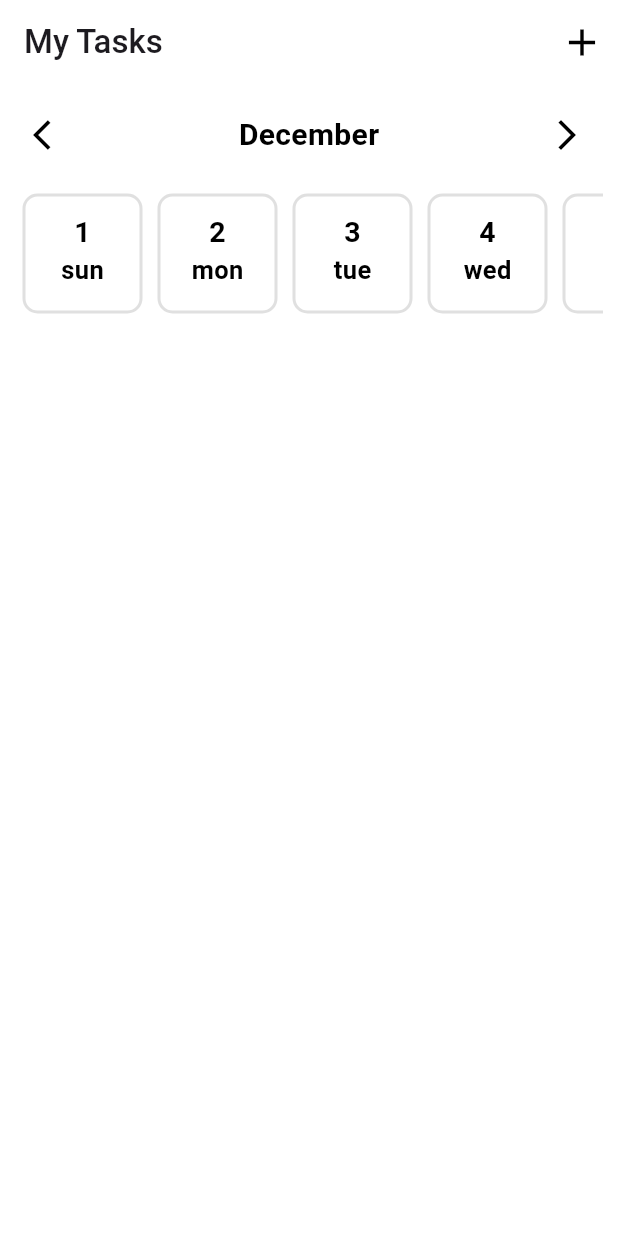
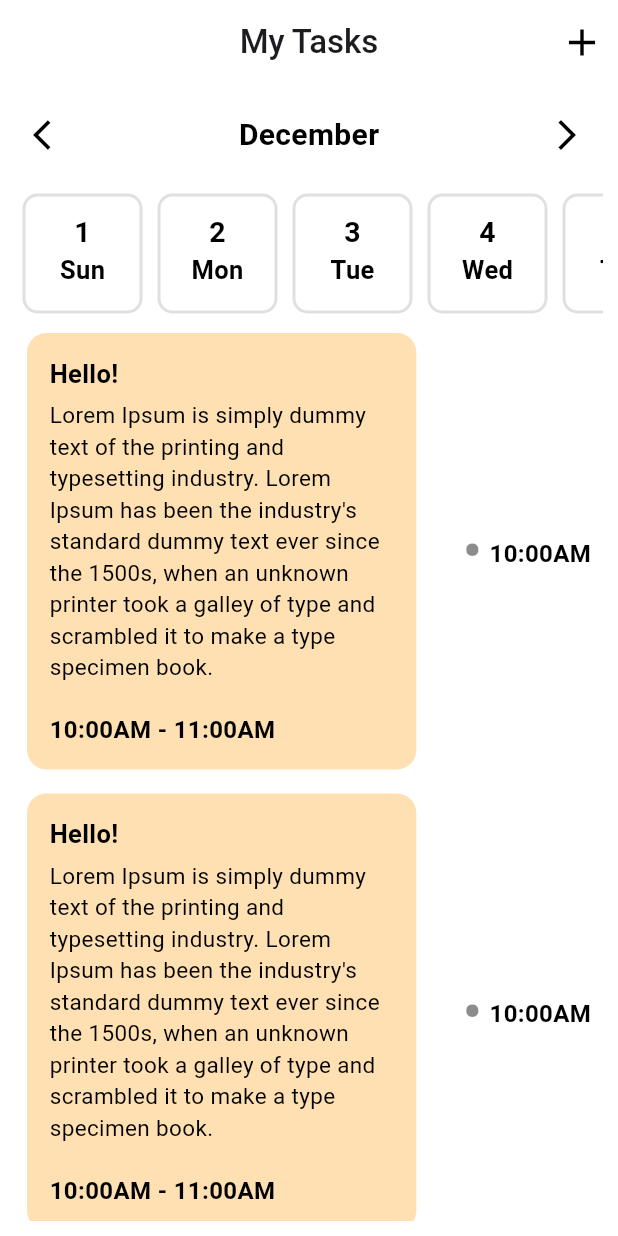
Before and after one commit to Debojyotibabai/task-manager-flutter, a Flutter app: the screen it shows after launch, on a phone screen of 412 x 824 dp. Run offline on Flutter 3.47's test engine with Material 3 defaults, Android fonts, the phone set to English and light mode, and no system bars; our stand-ins replace dio, flutter_bloc, fpdart, get_it, shared_preferences.

Commit message:
home page design done

```diff
--- a/app/lib/features/home/presentation/pages/home_page.dart
+++ b/app/lib/features/home/presentation/pages/home_page.dart
@@ -1,4 +1,5 @@
 import 'package:app/features/home/presentation/widgets/calendar.dart';
+import 'package:app/features/home/presentation/widgets/task_card.dart';
 import 'package:flutter/material.dart';
 
 class HomePage extends StatelessWidget {
@@ -15,6 +16,7 @@ class HomePage extends StatelessWidget {
             fontWeight: FontWeight.w500,
           ),
         ),
+        centerTitle: true,
         actions: [
           IconButton(
             onPressed: () {},
@@ -29,8 +31,16 @@ class HomePage extends StatelessWidget {
       body: Padding(
         padding: const EdgeInsets.all(10),
         child: Column(
+          mainAxisAlignment: MainAxisAlignment.start,
+          crossAxisAlignment: CrossAxisAlignment.start,
           children: [
             Calendar(),
+            Expanded(
+              child: ListView.builder(
+                itemCount: 5,
+                itemBuilder: (context, index) => TaskCard(),
+              ),
+            ),
           ],
         ),
       ),
--- a/app/lib/features/home/presentation/widgets/calendar.dart
+++ b/app/lib/features/home/presentation/widgets/calendar.dart
@@ -30,7 +30,7 @@ class _CalendarState extends State<Calendar> {
 
     for (int i = 1; i <= totalDays; i++) {
       DateTime currentDate = DateTime(now.year, selectedMonth!, i);
-      String weekday = DateFormat('E').format(currentDate).toLowerCase();
+      String weekday = DateFormat('E').format(currentDate);
       result.add({weekday: i});
     }
 
--- /dev/null
+++ b/app/lib/features/home/presentation/widgets/task_card.dart
@@ -0,0 +1,84 @@
+import 'package:flutter/material.dart';
+
+class TaskCard extends StatelessWidget {
+  const TaskCard({super.key});
+
+  @override
+  Widget build(BuildContext context) {
+    return Container(
+      margin: EdgeInsets.all(8),
+      child: Row(
+        mainAxisAlignment: MainAxisAlignment.spaceBetween,
+        crossAxisAlignment: CrossAxisAlignment.center,
+        children: [
+          Container(
+            width: MediaQuery.of(context).size.width * 0.63,
+            padding: EdgeInsets.all(15),
+            decoration: BoxDecoration(
+              color: Colors.orange[100],
+              borderRadius: BorderRadius.circular(13),
+            ),
+            child: Column(
+              mainAxisAlignment: MainAxisAlignment.start,
+              crossAxisAlignment: CrossAxisAlignment.start,
+              children: [
+                Text(
+                  "Hello!",
+                  style: TextStyle(
+                    fontWeight: FontWeight.bold,
+                    fontSize: 17,
+                    color: Colors.black,
+                  ),
+                ),
+                SizedBox(height: 5),
+                Text(
+                  "Lorem Ipsum is simply dummy text of the printing and typesetting industry. Lorem Ipsum has been the industry's standard dummy text ever since the 1500s, when an unknown printer took a galley of type and scrambled it to make a type specimen book.",
+                  style: TextStyle(
+                    fontWeight: FontWeight.w400,
+                    fontSize: 15,
+                    color: Colors.black,
+                  ),
+                ),
+                SizedBox(height: 20),
+                Text(
+                  "10:00AM - 11:00AM",
+                  style: TextStyle(
+                    fontWeight: FontWeight.w600,
+                    fontSize: 16,
+                    color: Colors.black,
+                  ),
+                ),
+              ],
+            ),
+          ),
+          Row(
+            mainAxisAlignment: MainAxisAlignment.center,
+            crossAxisAlignment: CrossAxisAlignment.center,
+            children: [
+              Text(
+                "•",
+                style: TextStyle(
+                  fontWeight: FontWeight.bold,
+                  fontSize: 35,
+                  color: Colors.black45,
+                ),
+              ),
+              SizedBox(width: 5),
+              Container(
+                margin: EdgeInsets.only(top: 3),
+                child: Text(
+                  "10:00AM",
+                  style: TextStyle(
+                    fontWeight: FontWeight.w600,
+                    fontSize: 16,
+                    color: Colors.black,
+                  ),
+                ),
+              ),
+            ],
+          ),
+        ],
+      ),
+    );
+  }
+}
```
